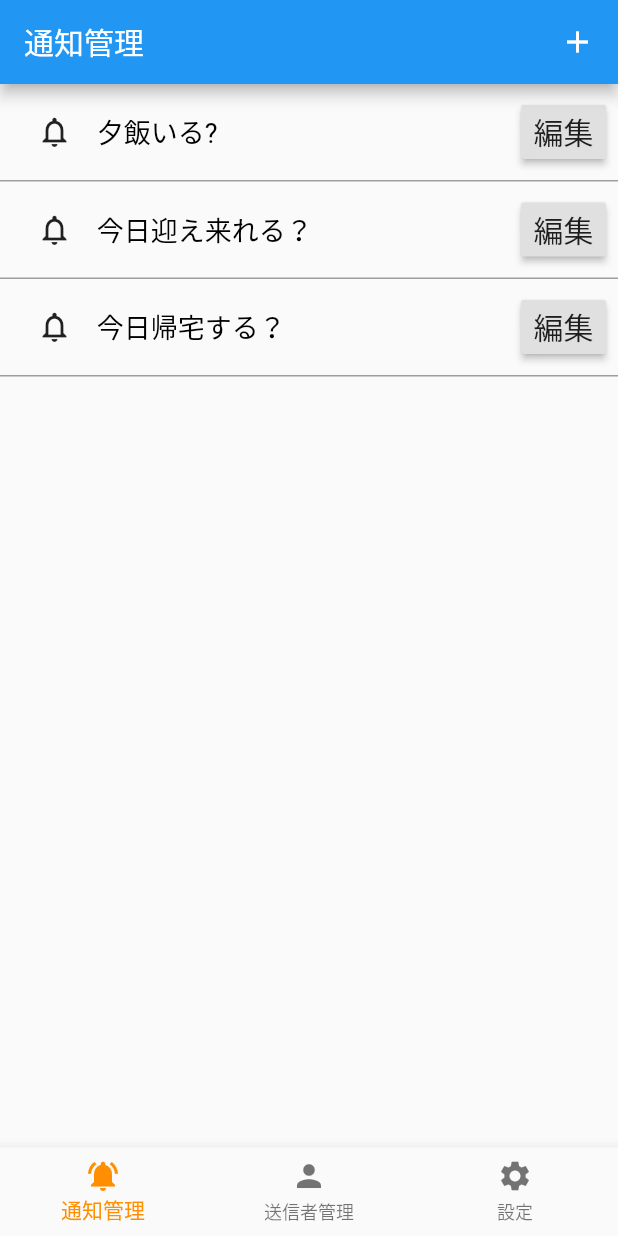
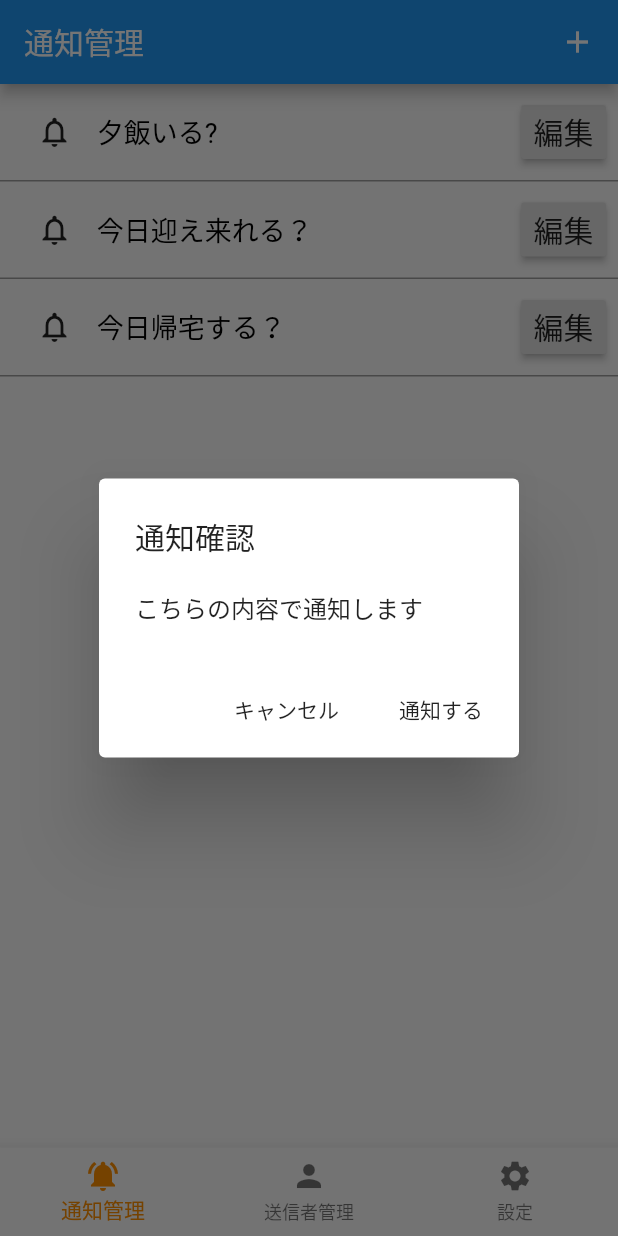
Before and after one commit to YoshikiGit/notify-your-life, a Flutter app: the screen it shows after launch, after a tap on "夕飯いる?", on a phone screen of 412 x 824 dp. Run offline on Flutter 3.47's test engine with Material 2 defaults, Android fonts, the phone set to English and light mode, and no system bars; our stand-ins replace shared_preferences.

Commit message:
ファイル名適正化とダイアログの作成

```diff
--- /dev/null
+++ b/notify_your_life/lib/common/message_common.dart
@@ -0,0 +1,5 @@
+import 'package:flutter/material.dart';
+
+class MessageCommon {
+
+}
--- /dev/null
+++ b/notify_your_life/lib/common/process_common.dart
@@ -0,0 +1,30 @@
+import 'package:flutter/material.dart';
+
+class ProcessCommon {
+
+  static confirmDialog(BuildContext context, String title, String content, String okSentence,
+    String cancelSentence) async {
+
+        var result = await showDialog<int>(
+          context: context,
+          barrierDismissible: true,
+          builder: (BuildContext context) {
+            return AlertDialog(
+              title: Text(title),
+              content: Text(content),
+              actions: <Widget>[
+                FlatButton(
+                  child: Text(cancelSentence),
+                  onPressed: () => Navigator.of(context).pop(0),
+                ),
+                FlatButton(
+                  child: Text(okSentence),
+                  onPressed: () => Navigator.of(context).pop(1),
+                ),
+              ],
+            );
+          },
+        );
+        print('dialog result: $result');
+  }
+}
--- a/notify_your_life/lib/components/notifications/notificationsManagementPage.dart
+++ b/notify_your_life/lib/components/notifications/notifications_management_page.dart
@@ -1,6 +1,7 @@
 import 'package:flutter/material.dart';
 import 'package:shared_preferences/shared_preferences.dart';
-import './registNotification/registNotificationPage.dart';
+import './registNotification/regist_notification_page.dart';
+import '../../common/process_common.dart';
 
 class NotificationsManagementPage extends StatelessWidget {
 
@@ -66,13 +67,15 @@ class NotificationsManagementPage extends StatelessWidget {
 
       ),
       onTap: () {
-        execute();
+        execute(context);
+
       },
     );
   }
 
-  execute ()  {
+  execute (BuildContext context)  {
     readNotification();
+    ProcessCommon.confirmDialog(context, "通知確認", "こちらの内容で通知します", "通知する", "キャンセル");
   }
 
   readNotification () async {
--- a/notify_your_life/lib/components/notifications/registNotification/registNotificationPage.dart
+++ b/notify_your_life/lib/components/notifications/registNotification/regist_notification_page.dart
@@ -1,6 +1,6 @@
 import 'package:flutter/material.dart';
 import 'package:shared_preferences/shared_preferences.dart';
-
+import '../../../models/notification_info_data.dart';
 
 class RegistNotificationPage extends StatelessWidget {
   var notificationNameController = TextEditingController();
@@ -57,10 +57,12 @@ class RegistNotificationPage extends StatelessWidget {
     executeRegist();
   }
 
+  // 通知の登録
   executeRegist() async {
     final SharedPreferences prefs = await SharedPreferences.getInstance();
     print("-----");
     print(notificationNameController.text);
+    final ntcfInfo = NotificationInfoData(notificationNameController.text, 'Slime');
     await prefs.setString('test', notificationNameController.text);
   }
 }
--- a/notify_your_life/lib/main.dart
+++ b/notify_your_life/lib/main.dart
@@ -1,5 +1,5 @@
 import 'package:flutter/material.dart';
-import './components/notifications/notificationsManagementPage.dart';
+import './components/notifications/notifications_management_page.dart';
 
 void main() {
   runApp(MyApp());
--- /dev/null
+++ b/notify_your_life/lib/models/notification_info_data.dart
@@ -0,0 +1,9 @@
+import 'package:flutter/material.dart';
+
+class NotificationInfoData {
+  String title;
+
+  String target;
+
+  NotificationInfoData(this.title, this.target);
+}
```
